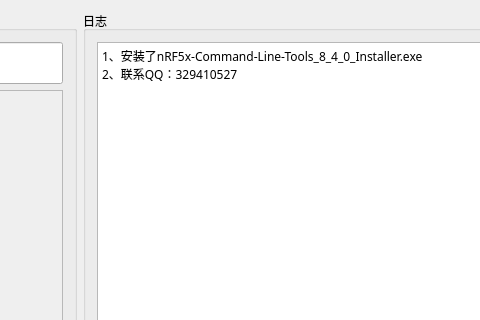
This is NodicProgram/mainwindow.ui in weiqifa0/nodicprgramScanQr as Qt 5 draws it before an edit; both pictures show x 189 to 669 and y 0 to 320 of the 755 by 465 pixel window. The edited form follows.
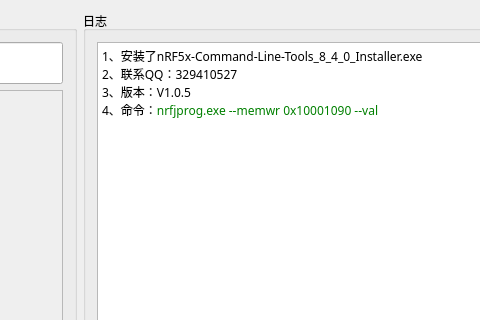
This is the edited form.

Commit message: [问题描述]:完善代码，写入之前不能擦除，如果擦除的话会把bootloader也擦除掉了。 [评审人]:韦启发 	modified:   NodicProgram/NodicProgram.pro 	modified:   NodicProgram/NodicProgram.pro.user 	new file:   NodicProgram/NodicProgramQr.exe 	new file:   NodicProgram/Qrlog.txt 	modified:   NodicProgram/mainwindow.cpp 	modified:   NodicProgram/mainwindow.ui 	modified:   NodicProgram/nodic.ico

Diff of the .ui file:
```diff
--- a/NodicProgram/mainwindow.ui
+++ b/NodicProgram/mainwindow.ui
@@ -149,6 +149,7 @@
            <property name="font">
             <font>
              <family>微软雅黑</family>
+             <pointsize>11</pointsize>
             </font>
            </property>
            <property name="mouseTracking">
@@ -158,9 +159,11 @@
             <string>&lt;!DOCTYPE HTML PUBLIC &quot;-//W3C//DTD HTML 4.0//EN&quot; &quot;http://www.w3.org/TR/REC-html40/strict.dtd&quot;&gt;
 &lt;html&gt;&lt;head&gt;&lt;meta name=&quot;qrichtext&quot; content=&quot;1&quot; /&gt;&lt;style type=&quot;text/css&quot;&gt;
 p, li { white-space: pre-wrap; }
-&lt;/style&gt;&lt;/head&gt;&lt;body style=&quot; font-family:'微软雅黑'; font-size:9pt; font-weight:400; font-style:normal;&quot;&gt;
-&lt;p style=&quot; margin-top:0px; margin-bottom:0px; margin-left:0px; margin-right:0px; -qt-block-indent:0; text-indent:0px;&quot;&gt;&lt;span style=&quot; font-family:'SimSun';&quot;&gt;1、安装了nRF5x-Command-Line-Tools_8_4_0_Installer.exe&lt;/span&gt;&lt;/p&gt;
-&lt;p style=&quot; margin-top:0px; margin-bottom:0px; margin-left:0px; margin-right:0px; -qt-block-indent:0; text-indent:0px;&quot;&gt;&lt;span style=&quot; font-family:'SimSun';&quot;&gt;2、联系QQ：329410527 &lt;/span&gt;&lt;/p&gt;&lt;/body&gt;&lt;/html&gt;</string>
+&lt;/style&gt;&lt;/head&gt;&lt;body style=&quot; font-family:'微软雅黑'; font-size:11pt; font-weight:400; font-style:normal;&quot;&gt;
+&lt;p style=&quot; margin-top:0px; margin-bottom:0px; margin-left:0px; margin-right:0px; -qt-block-indent:0; text-indent:0px;&quot;&gt;&lt;span style=&quot; font-family:'SimSun'; font-size:9pt;&quot;&gt;1、安装了nRF5x-Command-Line-Tools_8_4_0_Installer.exe&lt;/span&gt;&lt;/p&gt;
+&lt;p style=&quot; margin-top:0px; margin-bottom:0px; margin-left:0px; margin-right:0px; -qt-block-indent:0; text-indent:0px;&quot;&gt;&lt;span style=&quot; font-family:'SimSun'; font-size:9pt;&quot;&gt;2、联系QQ：329410527 &lt;/span&gt;&lt;/p&gt;
+&lt;p style=&quot; margin-top:0px; margin-bottom:0px; margin-left:0px; margin-right:0px; -qt-block-indent:0; text-indent:0px;&quot;&gt;&lt;span style=&quot; font-family:'SimSun'; font-size:9pt;&quot;&gt;3、版本：V1.0.5&lt;/span&gt;&lt;/p&gt;
+&lt;p style=&quot; margin-top:0px; margin-bottom:0px; margin-left:0px; margin-right:0px; -qt-block-indent:0; text-indent:0px;&quot;&gt;&lt;span style=&quot; font-family:'SimSun'; font-size:9pt;&quot;&gt;4、命令：&lt;/span&gt;&lt;span style=&quot; font-size:9pt; color:#008000;&quot;&gt;nrfjprog.exe&lt;/span&gt;&lt;span style=&quot; font-size:9pt; color:#c0c0c0;&quot;&gt; &lt;/span&gt;&lt;span style=&quot; font-size:9pt; color:#008000;&quot;&gt;--memwr&lt;/span&gt;&lt;span style=&quot; font-size:9pt; color:#c0c0c0;&quot;&gt; &lt;/span&gt;&lt;span style=&quot; font-size:9pt; color:#008000;&quot;&gt;0x10001090&lt;/span&gt;&lt;span style=&quot; font-size:9pt; color:#c0c0c0;&quot;&gt; &lt;/span&gt;&lt;span style=&quot; font-size:9pt; color:#008000;&quot;&gt;--val&lt;/span&gt;&lt;/p&gt;&lt;/body&gt;&lt;/html&gt;</string>
            </property>
           </widget>
          </item>
```
Left out of the diff: 4 changed lines with no effect on the pictures. The commit also changes 6 other files.
